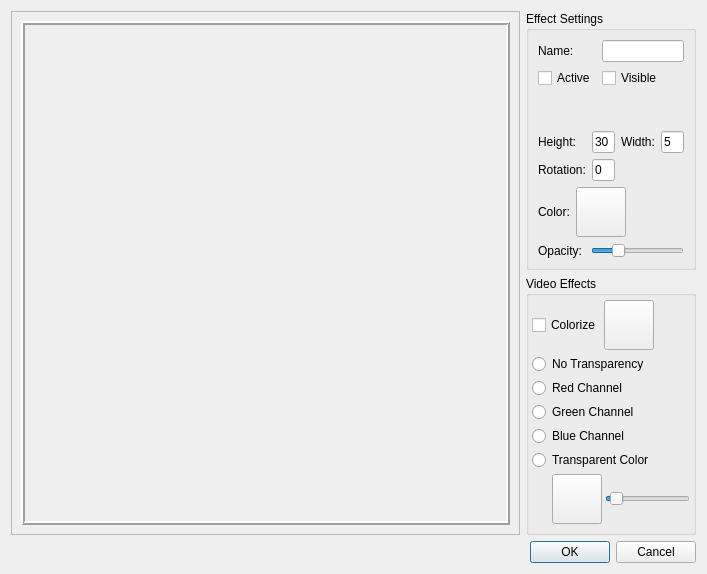
Old version of the form DMHelper/src/battledialogeffectsettingsobjectvideo.ui in the repository MMetze/DMHelper.
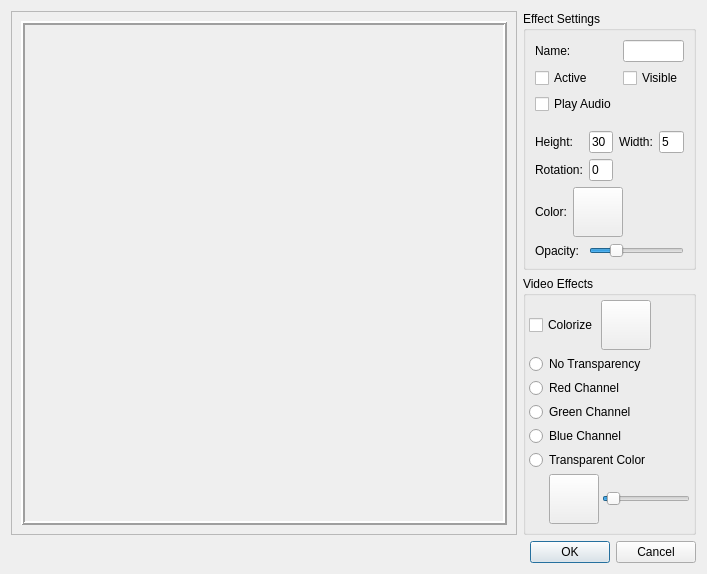
New version of the form. Icons and pictures are not drawn. Custom widgets are drawn as their Qt base class.

Commit message: Video effects can also turn audio on and off

Diff of the .ui file:
```diff
--- a/DMHelper/src/battledialogeffectsettingsobjectvideo.ui
+++ b/DMHelper/src/battledialogeffectsettingsobjectvideo.ui
@@ -118,6 +118,13 @@
               </property>
              </widget>
             </item>
+            <item row="2" column="0">
+             <widget class="QCheckBox" name="chkPlayAudio">
+              <property name="text">
+               <string>Play Audio</string>
+              </property>
+             </widget>
+            </item>
            </layout>
           </item>
           <item>
```
The commit also changes 5 other files.
